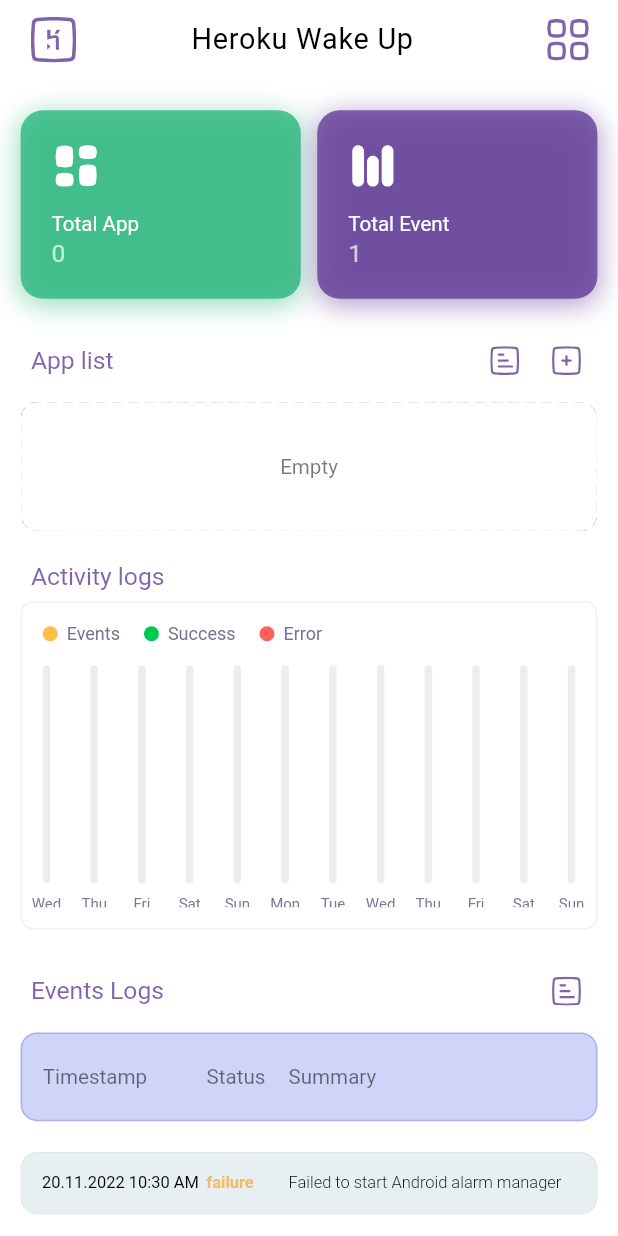
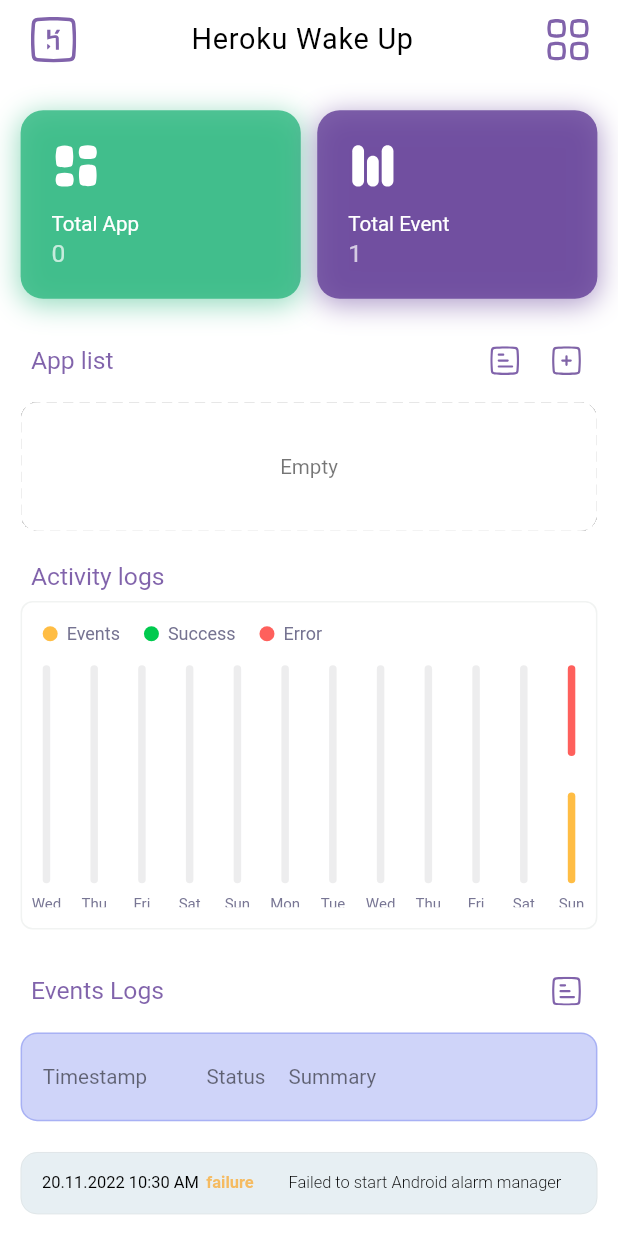
Before and after one commit to imamhossain94/Heroku-Wakes-Up, a Flutter app: the screen it shows after launch, after a tap on an icon or button, on a phone screen of 412 x 824 dp. Run offline on Flutter 3.47's test engine with Material 2 defaults, Android fonts, the phone set to English and light mode, and no system bars; drawn by our look-alikes of dotted_border, fl_chart; our stand-ins replace animate_do, dio, flutter_svg, fluttertoast, get, get_storage and 6 more; missing offline and left inert: android_alarm_manager_plus; accounts and stored records are empty; Roboto replaces fonts that are missing (SofiaPro).

Commit message:
fix: activity log calculation solved

```diff
--- a/lib/app/controller/heroku_wake_up_app_controller.dart
+++ b/lib/app/controller/heroku_wake_up_app_controller.dart
@@ -90,7 +90,7 @@ class HerokuWakeUpAppController extends GetxController {
       int failureEvents = 0;
 
       for (var activity in activities) {
-        var activityDate = DateTime.parse(activity.id);
+        var activityDate = DateFormat('d/M/yyyy').parse(activity.id);
         if (date.month == activityDate.month && date.day == activityDate.day) {
           totalEvents = activity.events;
           successEvents = activity.success;
@@ -194,7 +194,7 @@ class HerokuWakeUpAppController extends GetxController {
       if (flag) {
         try {
           var response = await Dio().get(app.link);
-          saveEvent(Events(
+          await saveEvent(Events(
             id: const Uuid().v1().toString(),
             appId: app.id,
             appName: app.name,
@@ -203,7 +203,7 @@ class HerokuWakeUpAppController extends GetxController {
             summary: '$response',
           ));
         } catch (e) {
-          saveEvent(Events(
+          await saveEvent(Events(
             id: const Uuid().v1().toString(),
             appId: app.id,
             appName: app.name,
@@ -229,10 +229,10 @@ class HerokuWakeUpAppController extends GetxController {
       }on Exception catch (_){ }
 
       bool result = await AndroidAlarmManager.periodic(
-          const Duration(minutes: 5), id, repeatTask,
+          const Duration(minutes: 1), id, repeatTask,
           rescheduleOnReboot: true, exact: true, allowWhileIdle: true);
       setBackgroundFetchRunningStatus(result);
-      saveEvent(Events(
+      await saveEvent(Events(
         id: const Uuid().v1().toString(),
         appId: id.toString(),
         appName: "AndroidAlarmManager",
--- a/lib/app/services/hive_helper.dart
+++ b/lib/app/services/hive_helper.dart
@@ -1,5 +1,6 @@
 import 'package:heroku_wake_up/app/model/heroku_app.dart';
 import 'package:hive/hive.dart';
+import 'package:intl/intl.dart';
 
 import '../model/activity.dart';
 import '../model/events.dart';
@@ -40,13 +41,14 @@ void deleteAllApp() async {
 List<Events> getEventList() {
   List events = <Events>[];
   events = HiveHelper.eventBox.values.toList();
-  events.sort((b, a) => DateTime.parse(a.timestamp).compareTo(DateTime.parse(b.timestamp)));
+  events.sort((b, a) =>
+      DateTime.parse(a.timestamp).compareTo(DateTime.parse(b.timestamp)));
   return List<Events>.from(events).toList();
 }
 
 Future<void> saveEvent(Events event) async {
   var len = HiveHelper.eventBox.values.length;
-  if(len > 50){
+  if (len > 50) {
     var firstEvent = HiveHelper.eventBox.values.first;
     HiveHelper.eventBox.delete(firstEvent.id);
   }
@@ -66,12 +68,15 @@ Future<void> deleteAllEvent() async {
 List<Activity> getActivities() {
   List activities = <Activity>[];
   activities = HiveHelper.activityBox.values.toList();
-  activities.sort((b, a) => DateTime.parse(a.id).compareTo(DateTime.parse(b.id)));
+  activities.sort((b, a) => DateFormat('d/M/yyyy')
+      .parse(a.id)
+      .compareTo(DateFormat('d/M/yyyy').parse(b.id)));
   return List<Activity>.from(activities).toList();
 }
 
 Future<void> saveActivity(Events event) async {
-  var key = DateTime.now().toString(); //var key = DateFormat('d/M/yyyy').format(now).toString();
+  var now = DateTime.now();
+  var key = DateFormat('d/M/yyyy').format(now).toString();
   Activity activity = await HiveHelper.activityBox.get(key) ??
       Activity(id: key, events: 0, success: 0, failure: 0);
   activity.events += 1;
--- a/lib/app/view/events_logs_view.dart
+++ b/lib/app/view/events_logs_view.dart
@@ -119,7 +119,6 @@ class EventsLogsView extends StatelessWidget {
                           shrinkWrap: true,
                           padding: EdgeInsets.zero,
                           itemCount: controller.eventList.length,
-                          reverse: true,
                           physics: const NeverScrollableScrollPhysics(),
                           itemBuilder: (context, index) {
                             return Padding(
@@ -131,12 +130,6 @@ class EventsLogsView extends StatelessWidget {
                                   textColor: Colors.blueGrey,
                                   bgColor: colorList[index],
                                   fontSize: 8.sp,
-                                  borderRadius: index ==
-                                          0 //controller.eventList.length - 1
-                                      ? BorderRadius.only(
-                                          bottomRight: Radius.circular(8.sp),
-                                          bottomLeft: Radius.circular(8.sp))
-                                      : null,
                                   data: [
                                     DateFormat("dd.MM.yyyy h:mm a")
                                         .format(DateTime.parse(controller
--- a/lib/app/view/welcome_view.dart
+++ b/lib/app/view/welcome_view.dart
@@ -104,7 +104,7 @@ class WelcomeView extends StatelessWidget {
                             padding:
                                 EdgeInsets.fromLTRB(50.sp, 0, 50.sp, 50.sp),
                             child: Text(
-                              "Smartly give your free Heroku app a cup of coffee so it never sleeps and saves the dyno hour",
+                              "Smartly give your Heroku app a cup of coffee so it never sleeps and saves the dyno hour",
                               textAlign: TextAlign.center,
                               style: GoogleFonts.poppins(
                                   textStyle: TextStyle(
--- a/lib/app/view/widgets/activity_logs.dart
+++ b/lib/app/view/widgets/activity_logs.dart
@@ -1,6 +1,5 @@
 import 'package:fl_chart/fl_chart.dart';
 import 'package:flutter/material.dart';
-import 'package:heroku_wake_up/app/utils/constants.dart';
 import 'package:sizer/sizer.dart';
 
 import 'legend_widget.dart';
@@ -15,7 +14,19 @@ class ActivityLogs extends StatelessWidget {
   static const eventColor = Color(0xFFFFBD44);
   static const errorColor = Color(0xFFFE605C);
   static const successColor = Color(0xFF00CA4E);
-  static const betweenSpace = 1;
+  static const emptyColor = Color(0x194B4B51);
+  static const betweenSpace = 0.2;
+  static double barMaxHeight = 0.0;
+
+  double getMaxXAxis() {
+    int te = 0, se = 0, ee = 0;
+    for (var data in chartData) {
+      if (te <= data[0]) te = data[0];
+      if (se <= data[1]) se = data[1];
+      if (ee <= data[2]) ee = data[2];
+    }
+    return te + se + ee + (betweenSpace * 2);
+  }
 
   BarChartGroupData generateGroupData(
     int x,
@@ -23,31 +34,53 @@ class ActivityLogs extends StatelessWidget {
     double success,
     double error,
   ) {
+    double eventFromY = 0;
+    double eventToY = events != 0 ? events : 0;
+    Color eventBarColor = eventColor;
+
+    double successFromY = events != 0 ? eventToY + betweenSpace : 0;
+    double successToY = events != 0 ? eventToY + betweenSpace + success : 0;
+    Color successBarColor = successColor;
+
+    double errorFromY = events != 0 ? successToY + betweenSpace : 0;
+    double errorToY = events != 0 ? successToY + betweenSpace + error : 0;
+    Color errorBarColor = errorColor;
+
+    double inactiveFromY = 0;
+
+    if (eventToY != 0) inactiveFromY = errorToY + betweenSpace;
+    if (successToY != 0) inactiveFromY = successToY + betweenSpace;
+    if (errorToY != 0) inactiveFromY = errorToY + betweenSpace;
+
+    double inactiveToY = barMaxHeight;
+    Color inactiveBarColor = emptyColor;
+
     return BarChartGroupData(
       x: x,
       groupVertically: true,
       barRods: [
         BarChartRodData(
-          fromY: 0,
-          toY: events != 0 ? events : getMaxXAxis() + (betweenSpace * 3),
-          color: events != 0 ? eventColor : Colors.transparent,
+          fromY: eventFromY,
+          toY: eventToY,
+          color: eventBarColor,
           width: 5,
         ),
         BarChartRodData(
-          fromY: events + betweenSpace,
-          toY: error != 0
-              ? events + (betweenSpace * 2) + success
-              : events + betweenSpace + success,
-          color: successColor,
+          fromY: successFromY,
+          toY: successToY,
+          color: successBarColor,
           width: 5,
         ),
         BarChartRodData(
-          fromY:
-              events != 0 ? events + betweenSpace + success + betweenSpace : 0,
-          toY: error != 0
-              ? events + betweenSpace + success + betweenSpace + error
-              : getMaxXAxis() + (betweenSpace * 3),
-          color: error != 0 ? errorColor : const Color(0x194B4B51),
+          fromY: errorFromY,
+          toY: errorToY,
+          color: errorBarColor,
+          width: 5,
+        ),
+        BarChartRodData(
+          fromY: inactiveFromY,
+          toY: inactiveToY,
+          color: inactiveBarColor,
           width: 5,
         ),
       ],
@@ -66,26 +99,17 @@ class ActivityLogs extends StatelessWidget {
     );
   }
 
-  int getMaxXAxis() {
-    int te = 0, se = 0, ee = 0;
-    for (var data in chartData) {
-      if (te <= data[0]) te = data[0];
-      if (se <= data[1]) se = data[1];
-      if (ee <= data[2]) ee = data[2];
-    }
-    return te + se + ee;
-  }
-
   @override
   Widget build(BuildContext context) {
+    barMaxHeight = getMaxXAxis();
     return Padding(
       padding: EdgeInsets.symmetric(horizontal: 10.sp),
       child: Container(
         padding: EdgeInsets.all(10.sp),
         decoration: BoxDecoration(
-            borderRadius: const BorderRadius.all(Radius.circular(8)),
-            color: Colors.white,
-            border: Border.all(color: const Color(0xFFF1F3F2)),
+          borderRadius: const BorderRadius.all(Radius.circular(8)),
+          color: Colors.white,
+          border: Border.all(color: const Color(0xFFF1F3F2)),
         ),
         child: Column(
           mainAxisSize: MainAxisSize.min,
@@ -127,7 +151,7 @@ class ActivityLogs extends StatelessWidget {
                           chartData[i][1].toDouble(),
                           chartData[i][2].toDouble())
                   ],
-                  maxY: getMaxXAxis() + (betweenSpace * 3),
+                  maxY: barMaxHeight,
                 ),
               ),
             ),
--- a/lib/app/view/widgets/events_logs.dart
+++ b/lib/app/view/widgets/events_logs.dart
@@ -30,21 +30,15 @@ Widget eventLogs({required HerokuWakeUpAppController controller}) {
             itemCount: controller.eventList.length < 5
                 ? controller.eventList.length
                 : 5,
-            reverse: false,
             physics: const NeverScrollableScrollPhysics(),
-            itemBuilder: (context, ind) {
-              int index = (controller.eventList.length -1) - ind;
+            itemBuilder: (context, index) {
               return Padding(
                 padding: EdgeInsets.fromLTRB(10.sp, 0, 10.sp, 5.sp),
                 child: TRow(
                     textColor: Colors.black,
                     fontSize: 8.sp,
-                    bgColor: colorList[ind],
-                    borderRadius: index == 0//controller.eventList.length - 1
-                        ? BorderRadius.only(
-                            bottomRight: Radius.circular(8.sp),
-                            bottomLeft: Radius.circular(8.sp))
-                        : null,
+                    bgColor: colorList[index],
+                    borderRadius: null,
                     data: [
                       DateFormat("dd.MM.yyyy h:mm a")
                           .format(DateTime.parse(controller.eventList[index].timestamp)).toString(),
```
